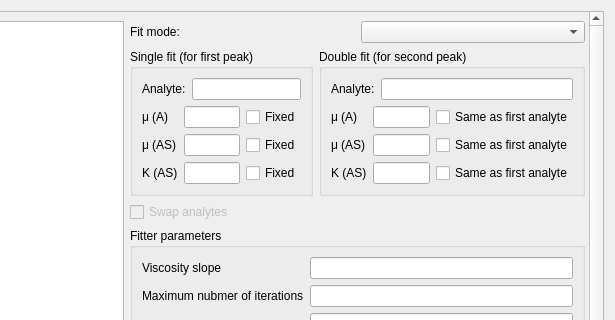
The window that src/gui/hyperbolefitwidget.ui (echmet/CEval) describes before a commit, drawn with Qt 5; both pictures show x 512 to 1127 and y 0 to 320 of the 1127 by 603 pixel window.
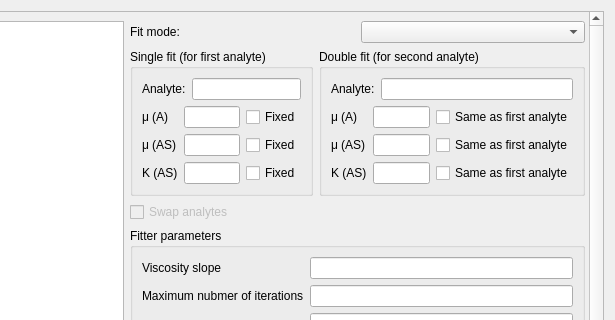
The same window after the commit. Custom widgets are drawn as their Qt base class.

Commit message: Replace misleading "for * peak" label with more accurate "for * analyte"

The edit to the form file:
```diff
--- a/src/gui/hyperbolefitwidget.ui
+++ b/src/gui/hyperbolefitwidget.ui
@@ -164,7 +164,7 @@
              <item>
               <widget class="QGroupBox" name="qgb_singleFit">
                <property name="title">
-                <string>Single fit (for first peak)</string>
+                <string>Single fit (for first analyte)</string>
                </property>
                <layout class="QVBoxLayout" name="verticalLayout_6">
                 <item>
@@ -264,7 +264,7 @@
              <item>
               <widget class="QGroupBox" name="qgb_doubleFit">
                <property name="title">
-                <string>Double fit (for second peak)</string>
+                <string>Double fit (for second analyte)</string>
                </property>
                <layout class="QVBoxLayout" name="verticalLayout_7">
                 <item>
```
